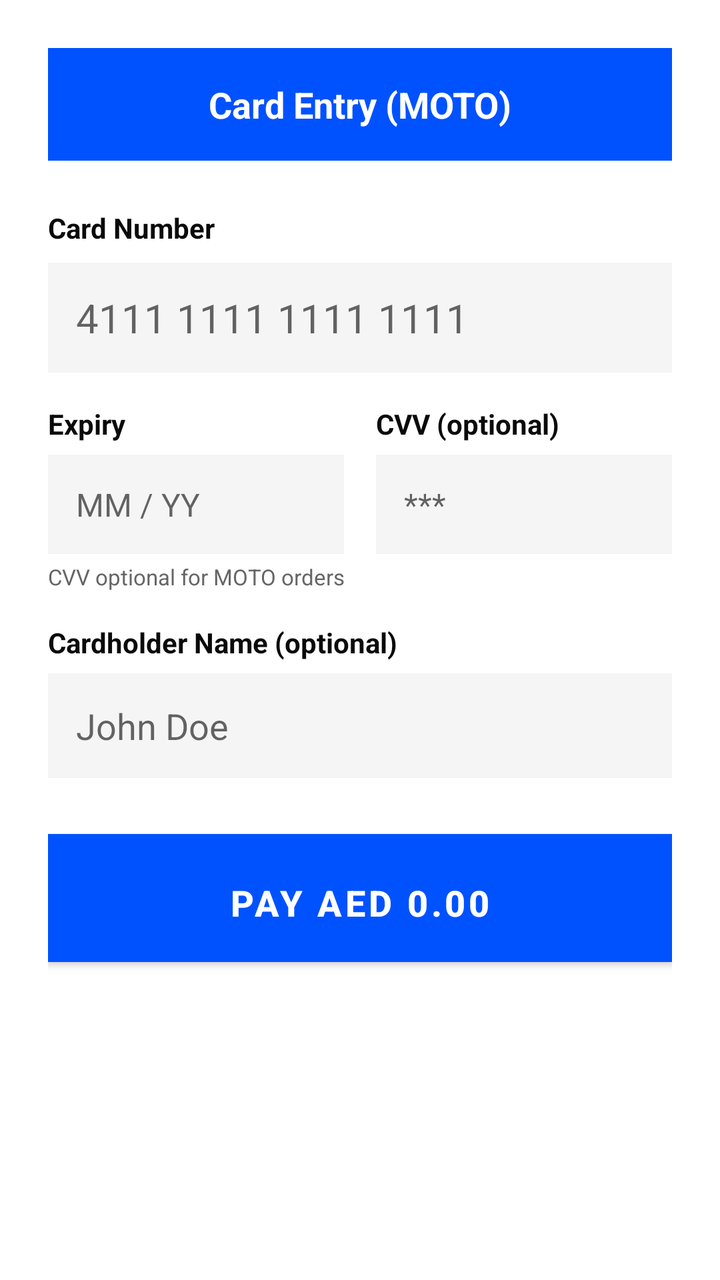
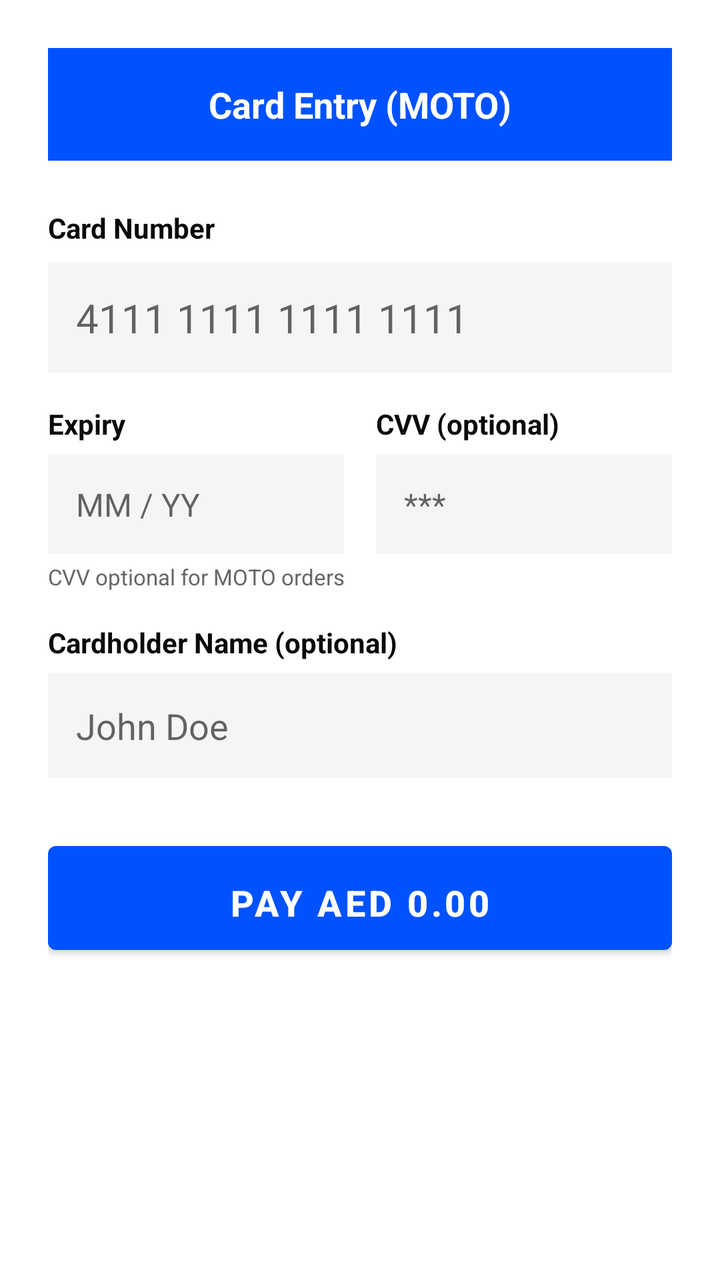

An Android layout rendered at two revisions. The XML below is the earlier revision; the diff shows what the commit changed to produce the second picture.
<!-- AndroidManifest.xml: activity theme Theme.PrimeStackTapToPay -->
<!-- res/layout/activity_moto.xml -->
<?xml version="1.0" encoding="utf-8"?>
<ScrollView xmlns:android="http://schemas.android.com/apk/res/android"
    android:layout_width="match_parent"
    android:layout_height="match_parent"
    android:background="@color/white">

    <LinearLayout
        android:layout_width="match_parent"
        android:layout_height="wrap_content"
        android:orientation="vertical"
        android:padding="24dp">

        <TextView
            android:layout_width="match_parent"
            android:layout_height="wrap_content"
            android:background="@color/primestack_primary"
            android:text="Card Entry (MOTO)"
            android:textColor="@color/white"
            android:textSize="18sp"
            android:textStyle="bold"
            android:padding="16dp"
            android:gravity="center" />

        <TextView
            android:layout_width="wrap_content"
            android:layout_height="wrap_content"
            android:text="Card Number"
            android:textColor="@color/primestack_secondary"
            android:textSize="14sp"
            android:textStyle="bold"
            android:layout_marginTop="24dp" />

        <LinearLayout
            android:layout_width="match_parent"
            android:layout_height="wrap_content"
            android:orientation="horizontal"
            android:gravity="center_vertical"
            android:background="@color/primestack_light_gray"
            android:padding="14dp"
            android:layout_marginTop="8dp">
            <EditText
                android:id="@+id/panInput"
                android:layout_width="0dp"
                android:layout_height="wrap_content"
                android:layout_weight="1"
                android:hint="4111 1111 1111 1111"
                android:inputType="phone"
                android:background="@null"
                android:textSize="20sp"
                android:maxLength="19" />
            <TextView
                android:id="@+id/tvCardBrand"
                android:layout_width="wrap_content"
                android:layout_height="wrap_content"
                android:text=""
                android:textColor="@color/primestack_primary"
                android:textStyle="bold"
                android:textSize="14sp" />
        </LinearLayout>

        
        <LinearLayout
            android:layout_width="match_parent"
            android:layout_height="wrap_content"
            android:orientation="horizontal"
            android:layout_marginTop="16dp">

            <LinearLayout
                android:layout_width="0dp"
                android:layout_height="wrap_content"
                android:layout_weight="1"
                android:orientation="vertical"
                android:layout_marginEnd="8dp">
                <TextView
                    android:layout_width="wrap_content"
                    android:layout_height="wrap_content"
                    android:text="Expiry"
                    android:textColor="@color/primestack_secondary"
                    android:textSize="14sp"
                    android:textStyle="bold" />
                <EditText
                    android:id="@+id/expInput"
                    android:layout_width="match_parent"
                    android:layout_height="wrap_content"
                    android:hint="MM / YY"
                    android:inputType="phone"
                    android:padding="14dp"
                    android:background="@color/primestack_light_gray"
                    android:layout_marginTop="6dp"
                    android:textSize="16sp"
                    android:maxLength="7" />
            </LinearLayout>

            <LinearLayout
                android:layout_width="0dp"
                android:layout_height="wrap_content"
                android:layout_weight="1"
                android:orientation="vertical"
                android:layout_marginStart="8dp">
                <TextView
                    android:layout_width="wrap_content"
                    android:layout_height="wrap_content"
                    android:text="CVV (optional)"
                    android:textColor="@color/primestack_secondary"
                    android:textSize="14sp"
                    android:textStyle="bold" />
                <EditText
                    android:id="@+id/cvvInput"
                    android:layout_width="match_parent"
                    android:layout_height="wrap_content"
                    android:hint="***"
                    android:inputType="numberPassword"
                    android:padding="14dp"
                    android:background="@color/primestack_light_gray"
                    android:layout_marginTop="6dp"
                    android:textSize="16sp"
                    android:maxLength="4" />
            </LinearLayout>
        </LinearLayout>

        <TextView
            android:layout_width="wrap_content"
            android:layout_height="wrap_content"
            android:text="CVV optional for MOTO orders"
            android:textColor="@color/primestack_gray"
            android:textSize="11sp"
            android:layout_marginTop="4dp" />

        <TextView
            android:layout_width="wrap_content"
            android:layout_height="wrap_content"
            android:text="Cardholder Name (optional)"
            android:textColor="@color/primestack_secondary"
            android:textSize="14sp"
            android:textStyle="bold"
            android:layout_marginTop="16dp" />

        <EditText
            android:id="@+id/nameInput"
            android:layout_width="match_parent"
            android:layout_height="wrap_content"
            android:hint="John Doe"
            android:inputType="textPersonName"
            android:padding="14dp"
            android:background="@color/primestack_light_gray"
            android:layout_marginTop="6dp" />

        <Button
            android:id="@+id/btnMotoPay"
            android:layout_width="match_parent"
            android:layout_height="64dp"
            android:text="Pay AED 0.00"
            android:textSize="18sp"
            android:textStyle="bold"
            android:padding="16dp"
            android:background="@color/primestack_primary"
            android:textColor="@color/white"
            android:layout_marginTop="28dp"
            android:layout_marginBottom="16dp" />

    </LinearLayout>
</ScrollView>
<!-- resources referenced by this layout -->
<resources>
  <color name="primestack_gray">#666666</color>
  <color name="primestack_light_gray">#F5F5F5</color>
  <color name="primestack_primary">#0052FF</color>
  <color name="primestack_secondary">#0A0A0A</color>
  <color name="white">#FFFFFFFF</color>
  <style name="Theme.PrimeStackTapToPay" parent="Theme.MaterialComponents.DayNight.DarkActionBar">
          
          <item name="colorPrimary">@color/purple_500</item>
          <item name="colorPrimaryVariant">@color/purple_700</item>
          <item name="colorOnPrimary">@color/white</item>
          
          <item name="colorSecondary">@color/teal_200</item>
          <item name="colorSecondaryVariant">@color/teal_700</item>
          <item name="colorOnSecondary">@color/black</item>
          
          <item name="android:statusBarColor">?attr/colorPrimaryVariant</item>
          
      </style>
  <color name="purple_500">#0052FF</color>
  <color name="purple_700">#0039B3</color>
  <color name="teal_200">#00D1FF</color>
  <color name="teal_700">#0099CC</color>
  <color name="black">#FF000000</color>
</resources>

<!-- the commit's change to res/layout/activity_moto.xml (unified diff, before → after) -->
@@ -1,5 +1,6 @@
 <?xml version="1.0" encoding="utf-8"?>
 <ScrollView xmlns:android="http://schemas.android.com/apk/res/android"
+    xmlns:app="http://schemas.android.com/apk/res-auto"
     android:layout_width="match_parent"
     android:layout_height="match_parent"
     android:background="@color/white">
@@ -153,7 +154,7 @@
             android:textSize="18sp"
             android:textStyle="bold"
             android:padding="16dp"
-            android:background="@color/primestack_primary"
+            app:backgroundTint="@color/primestack_primary"
             android:textColor="@color/white"
             android:layout_marginTop="28dp"
             android:layout_marginBottom="16dp" />
